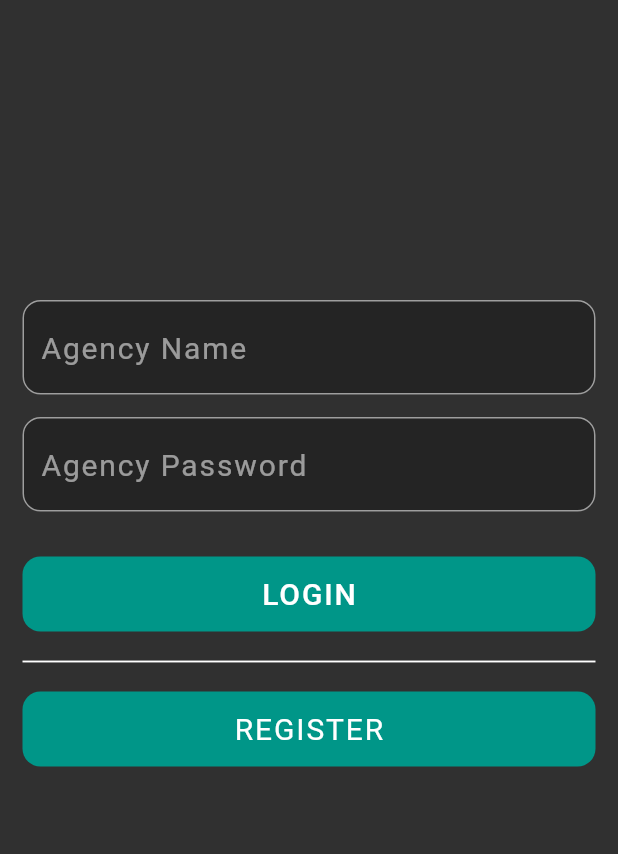
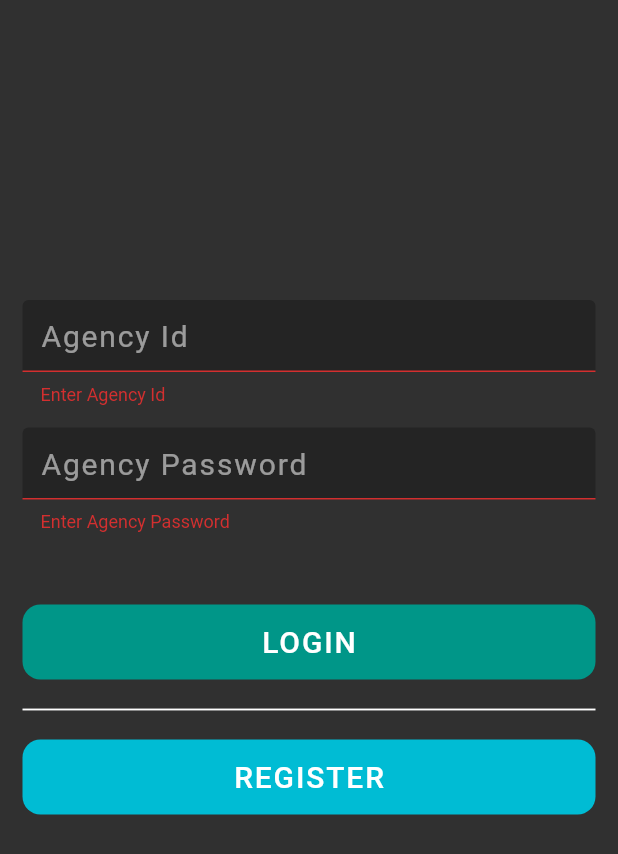
Before and after one commit to ManishModak/Smart-India-Hackathon-2023, a Flutter app: the LoginPage screen opened by its route, after a tap on "LOGIN", on a phone screen of 412 x 824 dp. Shown: the top 854 px of the screen. Run offline on Flutter 3.47's test engine with Material 2 defaults, Android fonts, the phone set to English and light mode, and no system bars; our stand-ins replace cloud_firestore, firebase_core, flutter_map, flutter_secure_storage, flutter_spinkit, font_awesome_flutter and 2 more; accounts and stored records are empty.

Commit message:
Lagin Complete

```diff
--- a/lib/pages/authpages/loginPage.dart
+++ b/lib/pages/authpages/loginPage.dart
@@ -1,7 +1,8 @@
 import 'package:flutter/material.dart';
 import 'package:smart_india_hackathon/commons/commonCode.dart';
 import 'package:flutter_secure_storage/flutter_secure_storage.dart';
-
+import 'package:smart_india_hackathon/commons/loading.dart';
+import 'package:smart_india_hackathon/services/authServices.dart';
 
 class LoginPage extends StatefulWidget {
   const LoginPage({super.key});
@@ -12,26 +13,54 @@ class LoginPage extends StatefulWidget {
 
 class _LoginPageState extends State<LoginPage> {
 
+  LoginDatabase loginDatabase = LoginDatabase();
+  bool loading = false ;
+  String error = '' ;
+
   final formkey = GlobalKey<FormState>() ;
-  TextEditingController agencyName = TextEditingController();
+  TextEditingController agencyId = TextEditingController();
   TextEditingController agencyPass = TextEditingController();
 
   final secureStorage = const FlutterSecureStorage();
 
   void saveLoginInfo() async{
-    await secureStorage.write(key: "AgencyName", value: agencyName.text);
+    await secureStorage.write(key: "AgencyId", value: agencyId.text);
     await secureStorage.write(key: "Password", value: agencyPass.text);
     await secureStorage.write(key: "RememberMe", value: "true");
   }
 
-  void retrieveLoginInfo() async{
-    final password =  await secureStorage.read(key: 'Password');
-    final name = await secureStorage.read(key: "AgencyName");
+  void nextPage () {
+    Navigator.pushReplacementNamed(context,"/Nav",arguments: {
+      'agencyId': agencyId.text
+    });
+  }
 
-    if (password != null && name != null) {
-      agencyPass.text = password;
-      agencyName.text = name;
+  void agencyLogin() async{
+    if(formkey.currentState!.validate()) {
+      setState(() {
+        loading = true ;
+      });
+      int valid = await loginDatabase.isValidUser(id: agencyId.text, pass: agencyPass.text) ;
+      if(valid == 2){
+        setState(() {
+          loading = false ;
+          error = "Wrong Password";
+        });
       }
+      else if(valid == 3) {
+        setState(() {
+          loading = false ;
+          error = "Wrong Id";
+        });
+      }
+      else{
+        nextPage();
+      }
+    }
+  }
+
+  void retrieveLoginInfo() {
+
   }
 
   @override
@@ -42,7 +71,7 @@ class _LoginPageState extends State<LoginPage> {
 
   @override
   Widget build(BuildContext context) {
-    return Scaffold(
+    return loading ? const loadingPage() : Scaffold(
       body: SingleChildScrollView(
         child: Container(
           padding: const EdgeInsets.symmetric(horizontal:15,vertical:200),
@@ -57,9 +86,9 @@ class _LoginPageState extends State<LoginPage> {
                     fontSize: 20,
                     letterSpacing: 1.25
                   ),
-                  decoration: textInputDecoration.copyWith(hintText: "Agency Name"),
-                  validator: (val) => val == null || val.isEmpty ? "Enter Agency Name" : null,
-                  controller: agencyName,
+                  decoration: textInputDecoration.copyWith(hintText: "Agency Id"),
+                  validator: (val) => val == null || val.isEmpty ? "Enter Agency Id" : null,
+                  controller: agencyId,
                 ),
                 const SizedBox(height: 15),
                 TextFormField(
@@ -72,7 +101,9 @@ class _LoginPageState extends State<LoginPage> {
                   validator: (val) => val == null || val.isEmpty ? "Enter Agency Password" : null ,
                   controller: agencyPass,
                 ),
-                const SizedBox(height: 30),
+                const SizedBox(height: 15),
+                Center(child: Text(error,style: const TextStyle(color: Colors.red,letterSpacing: 1.25,fontSize: 15),)) ,
+                const SizedBox(height: 15),
                 Container(
                   height: 50,
                   decoration: BoxDecoration(
@@ -84,7 +115,7 @@ class _LoginPageState extends State<LoginPage> {
                       backgroundColor: Colors.transparent,
                       elevation: 0
                     ),
-                    onPressed: saveLoginInfo,
+                    onPressed:agencyLogin ,
                     child: const Center(
                       child: Text(
                         "LOGIN",
@@ -108,7 +139,13 @@ class _LoginPageState extends State<LoginPage> {
                   height: 50,
                   decoration: BoxDecoration(
                       borderRadius: BorderRadius.circular(12),
-                      color: Colors.teal
+                      color: Colors.cyan,
+                  ),
+                  child: ElevatedButton(
+                    onPressed: () => Navigator.pushNamed(context, "/register") ,
+                    style: ElevatedButton.styleFrom(
+                      backgroundColor:Colors.transparent,
+                      elevation: 0,
                     ),
                     child: const Center(
                       child: Text(
@@ -117,6 +154,7 @@ class _LoginPageState extends State<LoginPage> {
                             fontSize: 20,
                             letterSpacing: 1.25,
                             color: Colors.white
+                        ),
                       ),
                     ),
                   )
--- a/lib/pages/authpages/registerPage.dart
+++ b/lib/pages/authpages/registerPage.dart
@@ -10,6 +10,10 @@ class RegisterPage extends StatefulWidget {
 class _RegisterPageState extends State<RegisterPage> {
   @override
   Widget build(BuildContext context) {
-    return const Scaffold();
+    return Scaffold(
+      body: Container(
+
+      ),
+    );
   }
 }
```
Also changed, not shown: lib/commons/loading.dart (+32 -0 lines), lib/main.dart (+3 -12 lines), lib/pages/agencydetail_Page.dart (+15 -15 lines), lib/pages/helpPage.dart (+1 -49 lines), lib/pages/homePage.dart (+11 -19 lines), lib/pages/navbar.dart (+15 -10 lines). Lines whose indentation alone changed are shown as unchanged.
